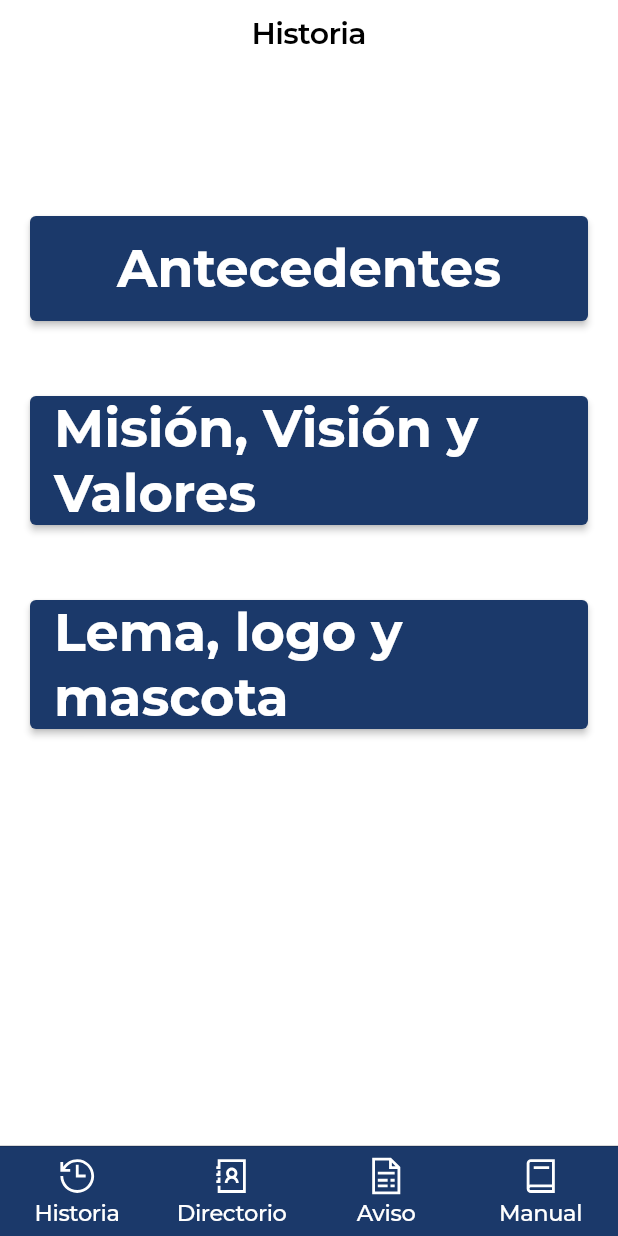
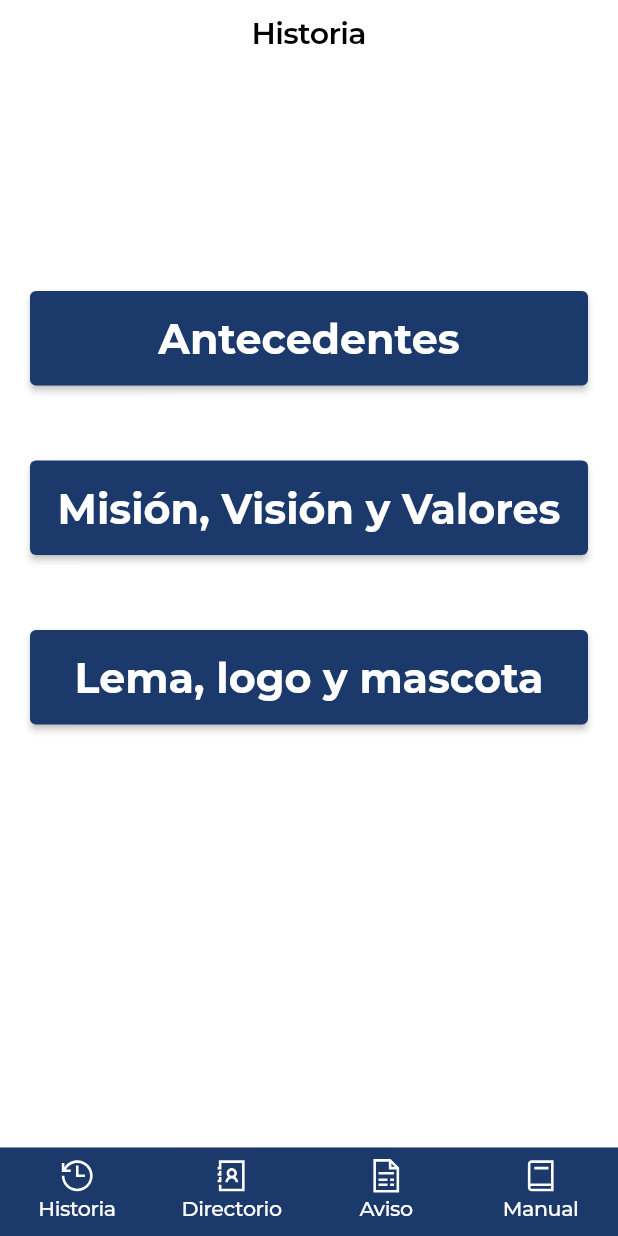
Before and after one commit to itsaizempoaltecatl/app_informativa_ite, a Flutter app: the screen it shows after launch, on a phone screen of 412 x 824 dp. Run offline on Flutter 3.47's test engine with Material 2 defaults, Android fonts, the phone set to English and light mode, and no system bars; our stand-ins replace google_fonts, line_icons; missing offline and left inert: syncfusion_flutter_pdfviewer.

Commit message:
responsive para telefonos celulares
- redimensionar elementos en base a tamaño de pantalla
- no permitir que la app este horizontal

```diff
--- a/lib/historia/historia_menu.dart
+++ b/lib/historia/historia_menu.dart
@@ -14,28 +14,42 @@ class History extends StatelessWidget {
 
   @override
   Widget build(BuildContext context) {
+    MediaQueryData mediaQuery = MediaQuery.of(context);
+    double sizeWidth = mediaQuery.size.width;
+    double sizeHeight = mediaQuery.size.height;
     return CupertinoPageScaffold(
       navigationBar: navBar('Historia'),
       child: Container(
           color: Colors.white,
           width: double.infinity,
           height: double.infinity,
-          padding: const EdgeInsets.fromLTRB(20, 100, 20, 10),
-          child: Column(
-            mainAxisAlignment: MainAxisAlignment.start,
+          padding: const EdgeInsets.fromLTRB(20, 0, 20, 10),
+          child: ListView(
+            physics: (sizeHeight <= 600)
+                ? const ClampingScrollPhysics()
+                : const NeverScrollableScrollPhysics(),
             children: [
-              ButtonMenu(label: 'Antecedentes', screen: const Past()),
+              SizedBox(
+                height: sizeHeight <= 600 ? 50 : 150,
+              ),
+              ButtonMenu(
+                  label: 'Antecedentes',
+                  screen: const Past(),
+                  sizeWhidth: sizeWidth),
               const SizedBox(
                 height: 50,
               ),
               ButtonMenu(
                   label: 'Misión, Visión y Valores',
-                  screen: const MisionVisionValues()),
+                  screen: const MisionVisionValues(),
+                  sizeWhidth: sizeWidth),
               const SizedBox(
                 height: 50,
               ),
               ButtonMenu(
-                  label: 'Lema, logo y mascota', screen: const MottoLogoPet())
+                  label: 'Lema, logo y mascota',
+                  screen: const MottoLogoPet(),
+                  sizeWhidth: sizeWidth)
             ],
           )),
     );
@@ -45,7 +59,12 @@ class History extends StatelessWidget {
 class ButtonMenu extends StatelessWidget {
   String label;
   var screen;
-  ButtonMenu({Key? key, required this.label, required this.screen})
+  double sizeWhidth;
+  ButtonMenu(
+      {Key? key,
+      required this.label,
+      required this.screen,
+      required this.sizeWhidth})
       : super(key: key);
 
   @override
@@ -53,15 +72,20 @@ class ButtonMenu extends StatelessWidget {
     return ElevatedButton(
       style: TextButton.styleFrom(
           primary: Colors.white,
-          textStyle: textStyleMonserrat(size: 35, fontWeight: FontWeight.bold),
+          textStyle: textStyleMonserrat(
+              size: sizeWhidth / (sizeWhidth > 330 ? 15 : 20),
+              fontWeight: FontWeight.bold),
           backgroundColor: const Color(0xFF1b396a),
-          minimumSize: const Size(double.infinity, 70)),
+          minimumSize: Size(double.infinity, sizeWhidth / 10)),
       onPressed: () {
         Navigator.push(
             context, CupertinoPageRoute(builder: (context) => screen));
       },
-      child: Text(
-        label,
+      child: Padding(
+        padding: const EdgeInsets.only(top: 15, bottom: 15),
+        child: Text(
+          label,
+        ),
       ),
     );
   }
--- a/lib/main.dart
+++ b/lib/main.dart
@@ -1,4 +1,5 @@
 import 'package:flutter/cupertino.dart';
+import 'package:flutter/services.dart';
 
 import 'principal/home_page.dart';
 
@@ -9,6 +10,10 @@ class MyApp extends StatelessWidget {
 
   @override
   Widget build(BuildContext context) {
+    SystemChrome.setPreferredOrientations([
+      DeviceOrientation.portraitUp,
+      DeviceOrientation.portraitDown,
+    ]);
     return const CupertinoApp(
       title: 'App Informativa ITE',
       home: HomePage(),
--- a/lib/principal/home_page.dart
+++ b/lib/principal/home_page.dart
@@ -1,3 +1,5 @@
+// ignore_for_file: must_be_immutable
+
 import 'package:app_informativa_ite/const/fonts.dart';
 import 'package:app_informativa_ite/bundle_main_views.dart';
 
@@ -13,33 +15,38 @@ class HomePage extends StatelessWidget {
 
   @override
   Widget build(BuildContext context) {
+    MediaQueryData mediaQuery = MediaQuery.of(context);
+    double sizeScreen = mediaQuery.size.width;
     return CupertinoTabScaffold(
       tabBar: CupertinoTabBar(
-        height: 60,
-        backgroundColor: blueIte,
+        height: (sizeScreen >= 600) ? 80 : sizeScreen / 7,
+        backgroundColor: const Color(0xFF1b396a),
         inactiveColor: Colors.white,
-        activeColor: const Color(0xFFC0C4C6),
-        iconSize: 35,
+        activeColor: Colors.white,
         items: [
           BottomNavigationBarItem(
               icon: ContentBottomNavigationBarItem(
             iconData: LineIcons.history,
             title: 'Historia',
+            sizeScreen: sizeScreen,
           )),
           BottomNavigationBarItem(
               icon: ContentBottomNavigationBarItem(
             iconData: LineIcons.addressBook,
             title: 'Directorio',
+            sizeScreen: sizeScreen,
           )),
           BottomNavigationBarItem(
               icon: ContentBottomNavigationBarItem(
             iconData: LineIcons.fileInvoice,
             title: 'Aviso',
+            sizeScreen: sizeScreen,
           )),
           BottomNavigationBarItem(
               icon: ContentBottomNavigationBarItem(
             iconData: LineIcons.book,
             title: 'Manual',
+            sizeScreen: sizeScreen,
           )),
         ],
       ),
@@ -74,8 +81,12 @@ class HomePage extends StatelessWidget {
 class ContentBottomNavigationBarItem extends StatelessWidget {
   IconData iconData;
   String title;
+  double sizeScreen;
   ContentBottomNavigationBarItem(
-      {Key? key, required this.iconData, required this.title})
+      {Key? key,
+      required this.iconData,
+      required this.title,
+      required this.sizeScreen})
       : super(key: key);
 
   @override
@@ -88,11 +99,13 @@ class ContentBottomNavigationBarItem extends StatelessWidget {
         Icon(
           iconData,
           color: Colors.white,
-          size: 30,
+          size: (sizeScreen >= 600) ? 40 : sizeScreen / 15,
         ),
         Text(
           title,
-          style: textStyleMonserrat(size: 15, color: Colors.white),
+          style: textStyleMonserrat(
+            size: (sizeScreen >= 600) ? 25 : sizeScreen / 30,
+          ),
         )
       ],
     );
```
